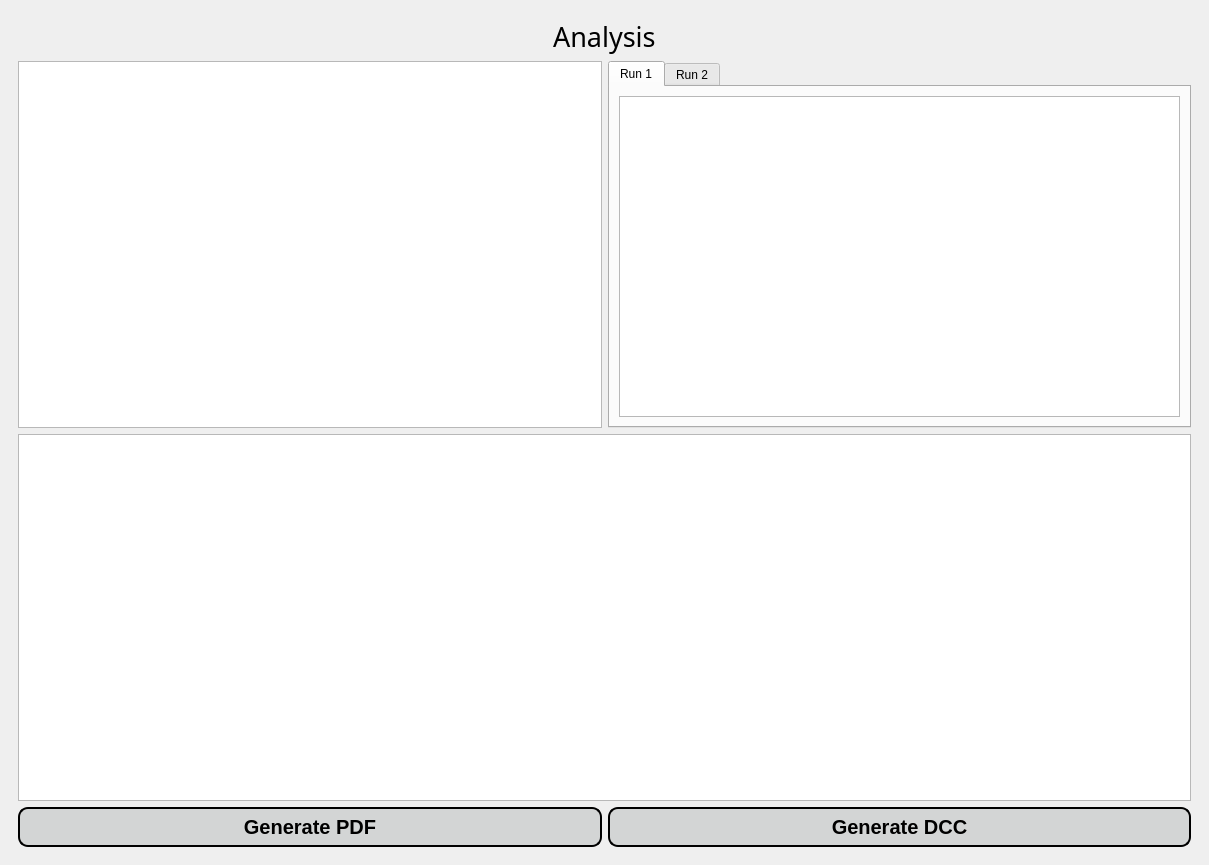
JasonLaux/DC-Boxjelly, file app/gui/analyse_page.ui: the form before one commit.
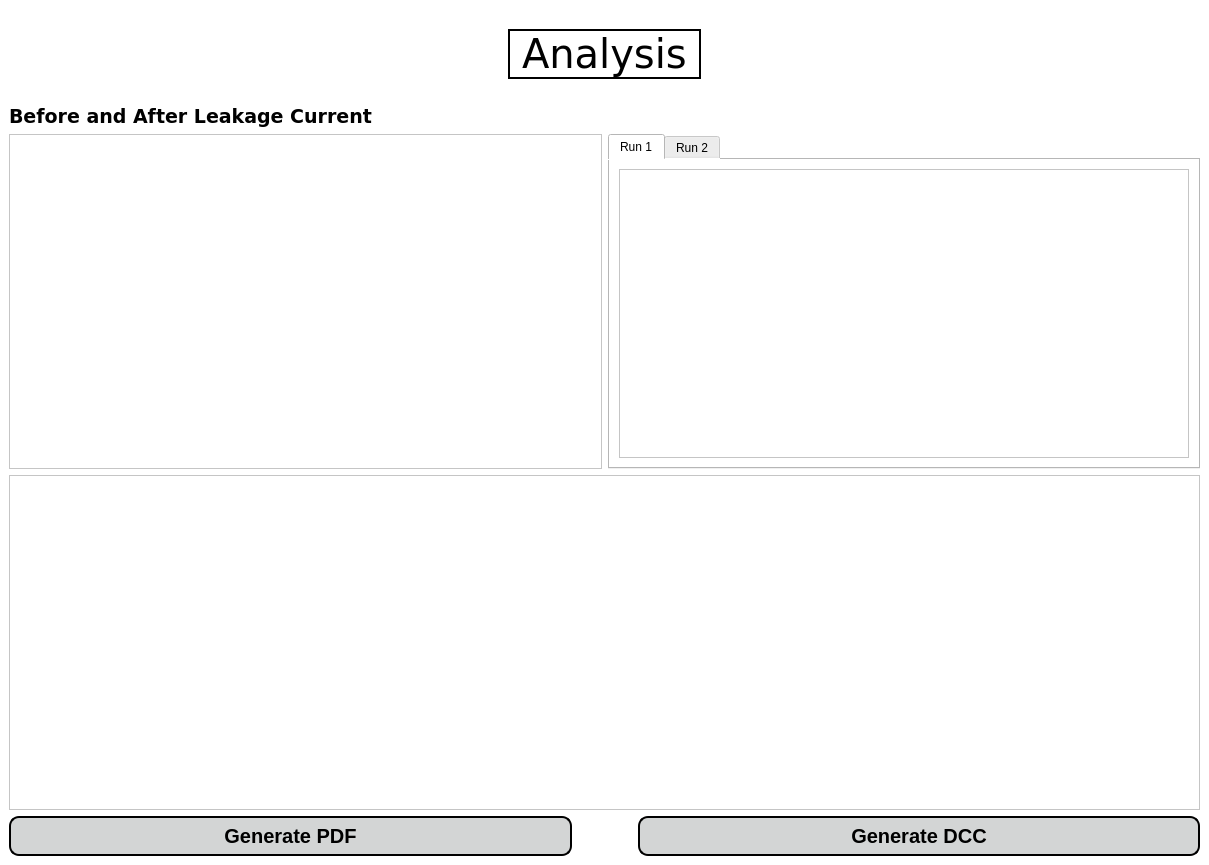
The form after the commit. The open tabs and pages were chosen to show the change.

Patch:
```diff
--- a/app/gui/analyse_page.ui
+++ b/app/gui/analyse_page.ui
@@ -13,26 +13,76 @@
   <property name="windowTitle">
    <string>Analysis</string>
   </property>
+  <property name="styleSheet">
+   <string notr="true">background-color: rgb(255, 255, 255);</string>
+  </property>
   <widget class="QWidget" name="centralwidget">
-   <layout class="QGridLayout" name="gridLayout">
-    <item row="0" column="0">
-     <widget class="QWidget" name="widget" native="true">
-      <layout class="QGridLayout" name="gridLayout_6">
-       <item row="0" column="0" alignment="Qt::AlignHCenter">
+   <layout class="QVBoxLayout" name="verticalLayout_2">
+    <item>
+     <spacer name="horizontalSpacer_5">
+      <property name="orientation">
+       <enum>Qt::Horizontal</enum>
+      </property>
+      <property name="sizeHint" stdset="0">
+       <size>
+        <width>1182</width>
+        <height>20</height>
+       </size>
+      </property>
+     </spacer>
+    </item>
+    <item alignment="Qt::AlignHCenter">
         <widget class="QLabel" name="headerLabel">
+      <property name="maximumSize">
+       <size>
+        <width>16777215</width>
+        <height>50</height>
+       </size>
+      </property>
          <property name="font">
           <font>
-           <family>SimSun-ExtB</family>
-           <pointsize>20</pointsize>
-          </font>
-         </property>
+        <family>Verdana</family>
+        <pointsize>30</pointsize>
+       </font>
+      </property>
+      <property name="frameShape">
+       <enum>QFrame::WinPanel</enum>
+      </property>
          <property name="text">
           <string>Analysis</string>
          </property>
         </widget>
        </item>
-       <item row="1" column="0">
+    <item>
+     <spacer name="horizontalSpacer_6">
+      <property name="orientation">
+       <enum>Qt::Horizontal</enum>
+      </property>
+      <property name="sizeHint" stdset="0">
+       <size>
+        <width>1182</width>
+        <height>20</height>
+       </size>
+      </property>
+     </spacer>
+    </item>
+    <item>
         <layout class="QVBoxLayout" name="verticalLayout">
+      <item>
+       <widget class="QLabel" name="label">
+        <property name="font">
+         <font>
+          <family>Verdana</family>
+          <pointsize>14</pointsize>
+          <weight>75</weight>
+          <bold>true</bold>
+         </font>
+        </property>
+        <property name="text">
+         <string>Before and After Leakage Current</string>
+        </property>
+       </widget>
+      </item>
          <item>
           <layout class="QHBoxLayout" name="horizontalLayout_2">
            <item>
@@ -101,6 +151,22 @@
              </property>
             </widget>
            </item>
+        <item>
+         <spacer name="horizontalSpacer">
+          <property name="orientation">
+           <enum>Qt::Horizontal</enum>
+          </property>
+          <property name="sizeType">
+           <enum>QSizePolicy::Fixed</enum>
+          </property>
+          <property name="sizeHint" stdset="0">
+           <size>
+            <width>60</width>
+            <height>20</height>
+           </size>
+          </property>
+         </spacer>
+        </item>
            <item>
             <widget class="QPushButton" name="generateDccButton">
              <property name="styleSheet">
@@ -133,9 +199,6 @@
           </layout>
          </item>
         </layout>
-       </item>
-      </layout>
-     </widget>
     </item>
    </layout>
   </widget>
```
Left out of the diff: 2 changed lines with no effect on the pictures. Lines whose indentation alone changed are shown as unchanged.
